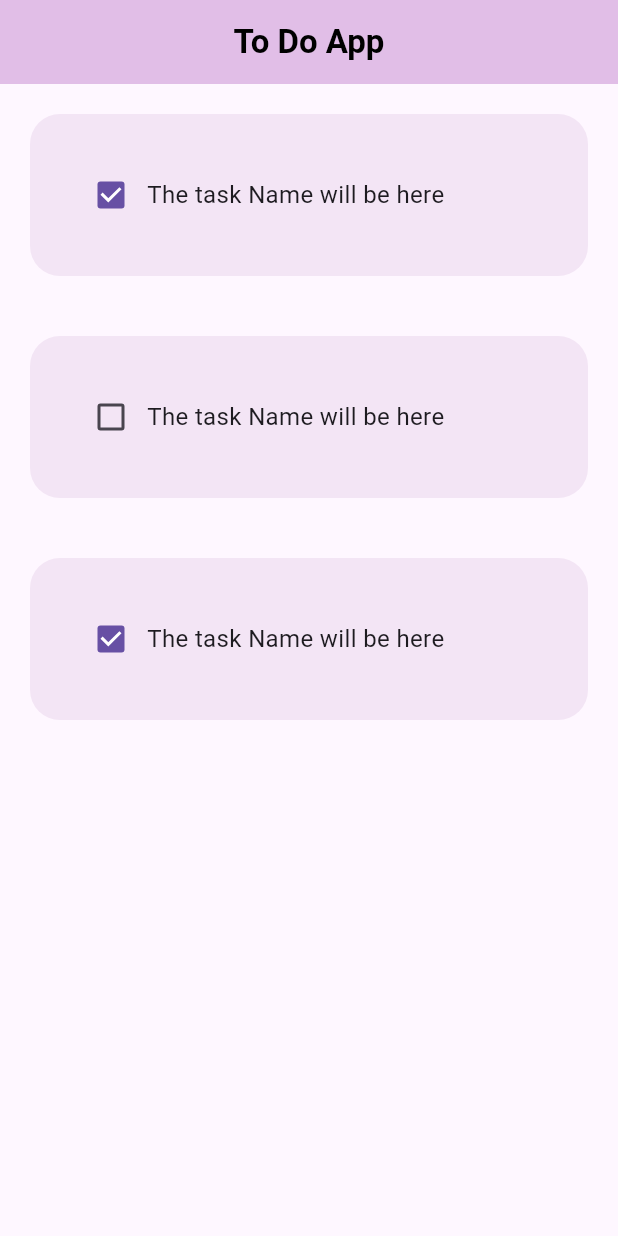
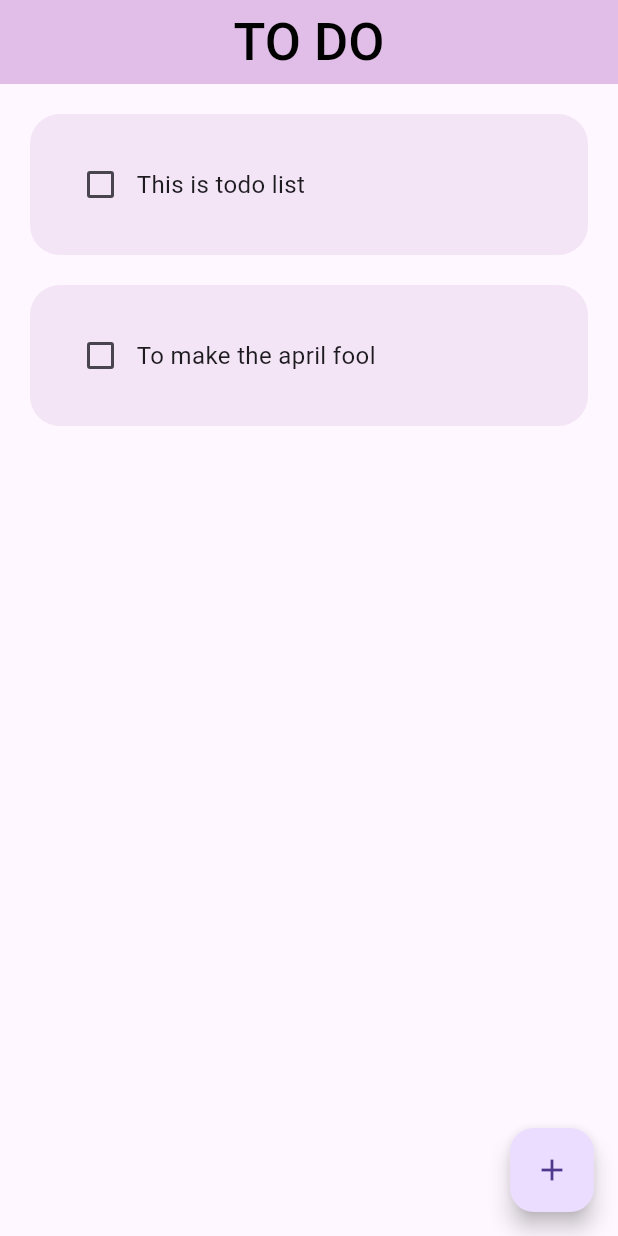
Before and after one commit to yashv-77/To-Do-App, a Flutter app: the screen it shows after launch, on a phone screen of 412 x 824 dp. Run offline on Flutter 3.47's test engine with Material 3 defaults, Android fonts, the phone set to English and light mode, and no system bars.

Commit message:
next step

```diff
--- a/lib/home-page.dart
+++ b/lib/home-page.dart
@@ -9,37 +9,49 @@ class HomePage extends StatefulWidget {
 }
 
 class _HomePageState extends State<HomePage> {
+
+  // list of todo tasks
+  List todoList = [
+    ["This is todo list ",false],
+    ["To make the april fool",false]
+  ];
+
+  // checkbox was tapped
+  void checkedBoxChanged(bool? value, int index){
+  setState(() {
+    todoList[index][1] = !todoList[index][1];
+  });
+  }
+
   @override
   Widget build(BuildContext context) {
     return Scaffold(
+
       appBar: AppBar(
-        title: Text("To Do App",
+        title: const Text("TO DO",
         style: TextStyle(color: Colors.black,
-        fontWeight: FontWeight.w600),
+        fontWeight: FontWeight.w500,fontSize: 35),
         ),
         centerTitle: true,
         backgroundColor: Colors.purple[100],
+      ),
 
+      floatingActionButton: FloatingActionButton(
+        onPressed: (){},
+        child: Icon(Icons.add),
       ),
-      body: ListView(
-        children: [
-          TodoTile(
-            taskname: "The task Name will be here",
-            taskCompleted: true,
-            onChanged: (p0)=>{},
-          ),
-          TodoTile(
-            taskname: "The task Name will be here",
-            taskCompleted: false,
-            onChanged: (p0)=>{},
-          ),
-          TodoTile(
-            taskname: "The task Name will be here",
-            taskCompleted: true,
-            onChanged: (p0)=>{},
-          )
-        ],
+
+      body: ListView.builder(
+        itemCount: todoList.length,
+        itemBuilder: (context,index){
+          return TodoTile(
+              taskname: todoList[index][0],
+              taskCompleted: todoList[index][1] ,
+              onChanged: (value) => checkedBoxChanged(value, index),
+          );
+        }
       ),
     );
+
   }
 }
--- a/lib/main.dart
+++ b/lib/main.dart
@@ -14,7 +14,7 @@ class MyApp extends StatelessWidget {
     return MaterialApp(
       debugShowCheckedModeBanner: false,
       home: HomePage(),
-      theme: ThemeData(primarySwatch: Colors.purple,
+      theme: ThemeData(primarySwatch: Colors.cyan,
       ),
     );
   }
--- a/lib/tiles.dart
+++ b/lib/tiles.dart
@@ -16,7 +16,7 @@ class TodoTile extends StatelessWidget {
   @override
   Widget build(BuildContext context) {
     return Padding(   // Adding Padding to container
-      padding: const EdgeInsets.all(20.0),
+      padding: const EdgeInsets.only(left:20.0,right: 20.0,top: 20.0),
       child: Container(
 
         decoration: BoxDecoration(
@@ -25,12 +25,15 @@ class TodoTile extends StatelessWidget {
         ),
 
         child: Padding(
-          padding: EdgeInsets.all(30),
+          padding: EdgeInsets.all(23),
           child: Row(
             children: [
               Checkbox(value: taskCompleted, onChanged: onChanged),
               Text(taskname,
-              style: TextStyle(fontSize: 16),),
+              style: TextStyle(fontSize: 16,
+              decoration: taskCompleted ? TextDecoration.lineThrough : TextDecoration.none
+              ),
+              ),
             ],
           ),
         ),
```
